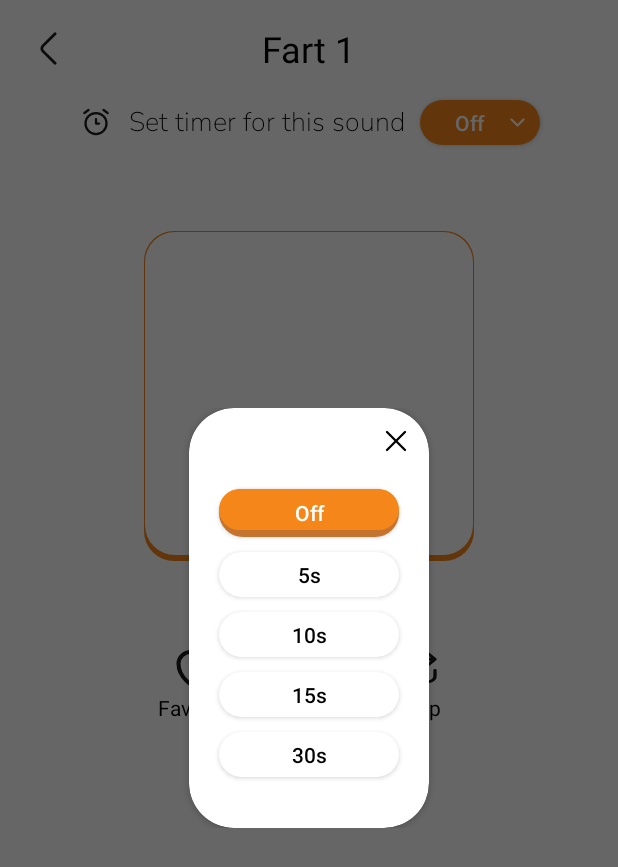
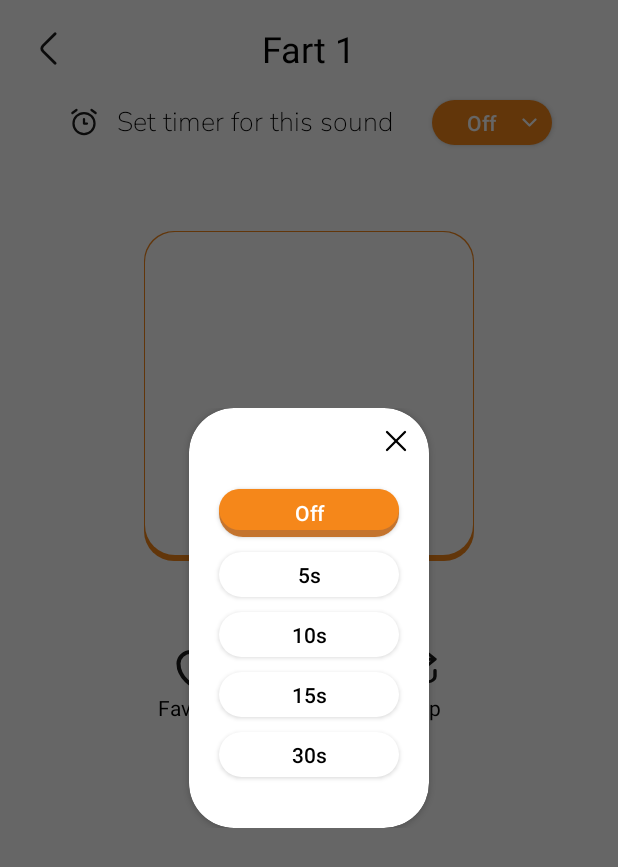
Before and after one commit to thanhnt689/PrankSound, an Android app: the DetailPrankSoundActivity screen opened directly, with no data from a screen before it, after a tap on "Off", on a phone screen of 412 x 824 dp. Shown: the top 867 px of the screen. Run offline under Robolectric (Android 15) with nearby library versions, the phone set to English and light mode, and no system bars; Roboto replaces fonts that are not available here; 4 statements that could not run were skipped.

Commit message:
Update DetailSound

```diff
--- a/app/src/main/java/com/example/soundprank/adapters/LanguageAdapter.kt
+++ b/app/src/main/java/com/example/soundprank/adapters/LanguageAdapter.kt
@@ -46,7 +46,6 @@ class LanguageAdapter(
     @SuppressLint("NotifyDataSetChanged")
     override fun onBindViewHolder(holder: ViewHolder, position: Int) {
         holder.bind(languages[position])
-        // holder.binding.rbLanguage.isChecked = position == selectedPosition
         holder.binding.rbLanguage.setOnCheckedChangeListener { compoundButton, b ->
             if (b) {
                 selectedPosition = holder.adapterPosition
--- a/app/src/main/java/com/example/soundprank/viewmodel/MyViewModel.kt
+++ b/app/src/main/java/com/example/soundprank/viewmodel/MyViewModel.kt
@@ -9,21 +9,12 @@ class MyViewModel : ViewModel() {
     val time: LiveData<String>
         get() = _time
 
-    private val _loop = MutableLiveData<Boolean>()
-    val loop: LiveData<Boolean>
-        get() = _loop
-
-
     init {
         _time.postValue("Off")
-        _loop.postValue(false)
     }
 
     fun setValueTime(time: String) {
         _time.postValue(time)
     }
 
-    fun setValueLoop(loop: Boolean) {
-        _loop.postValue(loop)
-    }
 }
--- a/app/src/main/res/layout/activity_detail_prank_sound.xml
+++ b/app/src/main/res/layout/activity_detail_prank_sound.xml
@@ -31,14 +31,20 @@
 
     <TextView
         android:id="@+id/tvt"
-        android:layout_width="wrap_content"
+        android:layout_width="200dp"
         android:layout_height="wrap_content"
         android:layout_marginTop="20dp"
         android:fontFamily="@font/nunito_sans_extralight"
-        android:text="Set timer for this sound"
+        android:text="@string/string_set_timer_for_this_sound"
         android:textColor="@color/black"
         android:textSize="18sp"
         android:textStyle="bold"
+        android:ellipsize="marquee"
+        android:focusable="true"
+        android:focusableInTouchMode="true"
+        android:marqueeRepeatLimit="marquee_forever"
+        android:scrollHorizontally="true"
+        android:singleLine="true"
         app:layout_constraintEnd_toStartOf="@id/btn_time"
         app:layout_constraintStart_toEndOf="@id/btn_lock"
         app:layout_constraintTop_toBottomOf="@id/tv_prank_sound" />
--- a/app/src/main/res/layout/layout_dialog_time.xml
+++ b/app/src/main/res/layout/layout_dialog_time.xml
@@ -27,7 +27,7 @@
             android:layout_marginTop="20dp"
             android:layout_marginEnd="10dp"
             android:background="@drawable/bg_button_intro"
-            android:text="Off"
+            android:text="@string/string_off"
             android:textAllCaps="false"
             android:textColor="@color/white"
             app:layout_constraintEnd_toEndOf="parent"
@@ -42,7 +42,7 @@
             android:layout_marginTop="10dp"
             android:layout_marginEnd="10dp"
             android:background="@color/white"
-            android:text="5s"
+            android:text="@string/string_5s"
             android:textAllCaps="false"
             android:textColor="@color/black"
             app:layout_constraintEnd_toEndOf="parent"
@@ -57,7 +57,7 @@
             android:layout_marginTop="10dp"
             android:layout_marginEnd="10dp"
             android:background="@color/white"
-            android:text="10s"
+            android:text="@string/string_10s"
             android:textAllCaps="false"
             android:textColor="@color/black"
             app:layout_constraintEnd_toEndOf="parent"
@@ -72,7 +72,7 @@
             android:layout_marginTop="10dp"
             android:layout_marginEnd="10dp"
             android:background="@color/white"
-            android:text="15s"
+            android:text="@string/string_15s"
             android:textAllCaps="false"
             android:textColor="@color/black"
             app:layout_constraintEnd_toEndOf="parent"
@@ -87,7 +87,7 @@
             android:layout_marginTop="10dp"
             android:layout_marginEnd="10dp"
             android:background="@color/white"
-            android:text="30s"
+            android:text="@string/string_30s"
             android:textAllCaps="false"
             android:textColor="@color/black"
             app:layout_constraintEnd_toEndOf="parent"
--- a/app/src/main/res/values/strings.xml
+++ b/app/src/main/res/values/strings.xml
@@ -40,11 +40,11 @@
     <string name="string_do_you_like_the_app">Do you like the app?</string>
     <string name="string_loop">Loop</string>
 
-    <array name="time">
-        <item>Off</item>
-        <item>5s</item>
-        <item>10s</item>
-        <item>15s</item>
-        <item>30s</item>
-    </array>
+    <string name="string_off">Off</string>
+    <string name="string_5s">5s</string>
+    <string name="string_10s">10s</string>
+    <string name="string_15s">15s</string>
+    <string name="string_30s">30s</string>
+    <string name="string_set_timer_for_this_sound">Set timer for this sound</string>
+
 </resources>
```
Also changed, not shown: app/src/main/java/com/example/soundprank/db/SoundDAO.kt (+7 -3 lines), app/src/main/java/com/example/soundprank/models/Sound.kt (+8 -2 lines), app/src/main/java/com/example/soundprank/repository/SoundRepository.kt (+6 -2 lines), app/src/main/java/com/example/soundprank/ui/activities/DetailPrankSoundActivity.kt (+34 -19 lines), app/src/main/java/com/example/soundprank/ui/activities/LanguageActivity.kt (+21 -9 lines), app/src/main/java/com/example/soundprank/ui/activities/SoundActivity.kt (+22 -21 lines), app/src/main/java/com/example/soundprank/viewmodel/SoundViewModel.kt (+7 -0 lines), 5 other files.
